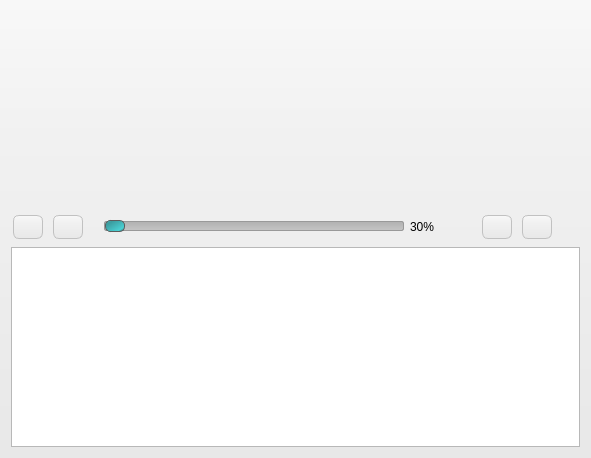
Qt form src/ui/player.ui (HuayraLinux/huayra-tda) before a commit.
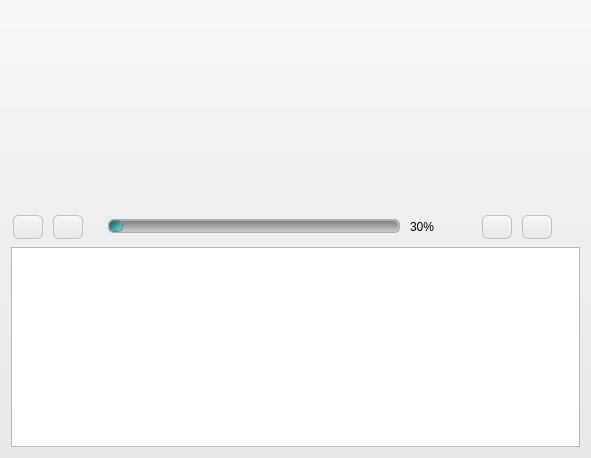
The same form after that commit. Icons and pictures are not drawn.

Commit message: Ahora tiene distinto colo cuando pasa el slider

```diff
--- a/src/ui/player.ui
+++ b/src/ui/player.ui
@@ -40,27 +40,39 @@
 }
 
 #sldVolume::groove:horizontal {
-     border: 1px solid #999999;
-     height: 8px; /* the groove expands to the size of the slider by default. by giving it a height, it has a fixed size */
-     background: qlineargradient(x1:0, y1:0, x2:0, y2:1, stop:0 #B1B1B1, stop:1 #c4c4c4);
-     margin: 2px 0;
-	border-radius: 2px;
+     border: 1px solid #b1b1b1;
+    height: 12px; /* the groove expands to the size of the slider by default. by giving it a height, it has a fixed size */
+   background: qlineargradient(x1:0, y1:0, x2:0, y2:1, stop:0 #B1B1B1, stop:1 #c4c4c4);
+   position: absolute;
+	left:4px; right:4px;
+	border-radius: 5px;
  }
 
 #sldVolume::handle:horizontal {
-     background: qlineargradient(x1:0, y1:0, x2:1, y2:1, stop:0 #4bd0d3, stop:0.2 #3b9b9e, stop:0.8 #4bd0d3, stop:1 #2b4040);
-     border: 1px solid #5c5c5c;
-     width: 18px;
-     margin: -2px 0; /* handle is placed by default on the contents rect of the groove. Expand outside the groove */
+    background: qlineargradient(x1:0, y1:0, x2:1, y2:1, stop:0 #2b4040, stop:0.8 #4bd0d3, stop:1 #86F9FF);
+	/*image: url(&quot;./imagenes/handle.png&quot;);*/
+/*	background-image: url(&quot;./imagenes/handle.svg&quot;);*/
+     border: 1px solid #7c7c7c;
+     width: 12px;
+	height:12px;
+     margin: 0; /* handle is placed by default on the contents rect of the groove. Expand outside the groove */
      border-radius: 5px;
  }
 
-#sldVolume::trough:horizontal {
+#sldVolume::add-page:horizontal { /* color del slider ANTES que pase el handle*/
+     background: qlineargradient(x1:0, y1:0, x2:0, y2:1, stop:0 #808080, stop:1 #c4c4c4);
+	padding: 2px;
+	margin: 2px;
+	border-radius: 5px;
+	/*border: 1px solid #5c5c5c;*/
+ }
+
+#sldVolume::sub-page:horizontal {/* color del slider DESPUES que pase el handle*/
      background: qlineargradient(x1:0, y1:0, x2:1, y2:1, stop:0 #4bd0d3, stop:0.2 #3b9b9e, stop:0.8 #4bd0d3, stop:1 #2b4040);
-     border: 1px solid #5c5c5c;
-     width: 18px;
-     margin: -2px 0; 
-     border-radius: 5px;
+	/*border:1px solid #5c5c5c;*/
+	border-radius: 5px;
+	padding: 2px;
+	margin: 2px;
  }
 
 #listViewChannels{
```
